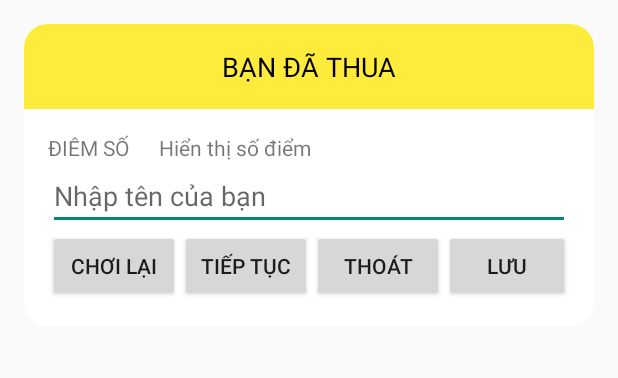
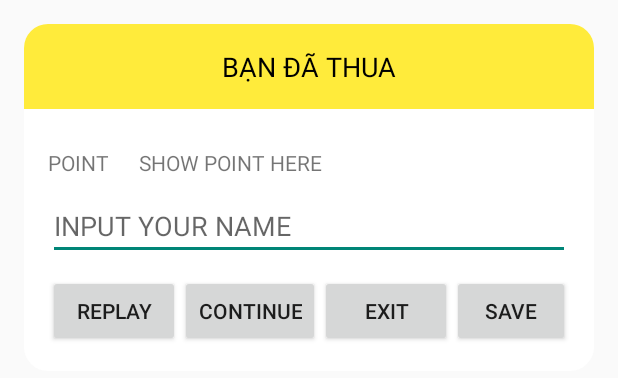
Before and after one commit to GNCTT/FallTillDie_1.0, an Android app: the layout dialog_layout.xml on its own in the app's theme, with its tools: preview values and no code run, on a phone screen of 412 x 824 dp. Shown: the top 378 px of the screen. Run offline under Robolectric (Android 15) with nearby library versions, the light colour scheme and no system bars.

Commit message:
chinh sua thong bao ket thuc game

```diff
--- a/app/src/main/java/com/example/falltilldie_10/MainActivity.java
+++ b/app/src/main/java/com/example/falltilldie_10/MainActivity.java
@@ -112,14 +112,13 @@ public class MainActivity extends AppCompatActivity {
                 //Dat tat diem bang 1000
                 try {
                     playerHightCore = new PlayerHightCore(namePlayer, 1000);
-                    Toast.makeText(MainActivity.this, playerHightCore.toString(), Toast.LENGTH_SHORT).show();
                 } catch (Exception e) {
-                    Toast.makeText(MainActivity.this, "ERROR", Toast.LENGTH_SHORT).show();
                     playerHightCore = new PlayerHightCore("Unknow", 0);
                 }
                 DatabaseHelper dataBaseHelper = new DatabaseHelper(MainActivity.this);
                 boolean success = dataBaseHelper.addOne(playerHightCore);
                 Log.d("check", String.valueOf(success));
+                dialog.cancel();
             }
         });
     }
--- a/app/src/main/res/layout/dialog_layout.xml
+++ b/app/src/main/res/layout/dialog_layout.xml
@@ -24,6 +24,7 @@
         android:padding="16dp">
 
         <LinearLayout
+            android:layout_marginTop="10dp"
             android:layout_width="wrap_content"
             android:layout_height="match_parent"
             android:weightSum="2"
@@ -32,7 +33,7 @@
                 android:layout_weight="1"
                 android:layout_width="match_parent"
                 android:layout_height="wrap_content"
-                android:text="ĐIÊM SỐ">
+                android:text="POINT">
             </TextView>
 
             <!--        CHõ này để hiển thị điểm vừa chơi-->
@@ -41,51 +42,45 @@
                 android:layout_weight="1"
                 android:layout_width="match_parent"
                 android:layout_height="wrap_content"
-                android:text="Hiển thị số điểm">
+                android:text="SHOW POINT HERE">
             </TextView>
         </LinearLayout>
 
         <EditText
+            android:layout_marginTop="10dp"
             android:id="@+id/etPlayerName"
             android:layout_width="match_parent"
             android:layout_height="wrap_content"
-            android:hint="Nhập tên của bạn"></EditText>
+            android:hint="INPUT YOUR NAME"></EditText>
 
         <LinearLayout
+            android:layout_marginTop="10dp"
             android:layout_width="match_parent"
             android:layout_height="wrap_content">
             <Button
                 android:id="@+id/btn_replay"
                 android:layout_width="wrap_content"
                 android:layout_height="wrap_content"
-                android:text="Chơi lại"/>
+                android:text="REPLAY"/>
 
             <Button
                 android:id="@+id/btn_continue"
                 android:layout_width="wrap_content"
                 android:layout_height="wrap_content"
-                android:text="Tiếp tục"/>
+                android:text="CONTINUE"/>
 
             <Button
                 android:id="@+id/btn_exit"
                 android:layout_width="wrap_content"
                 android:layout_height="wrap_content"
-                android:text="Thoát"/>
+                android:text="EXIT"/>
 
             <Button
                 android:layout_width="wrap_content"
                 android:layout_height="wrap_content"
-                android:text="Lưu"
+                android:text="SAVE"
                 android:id="@+id/btn_savePoint"/>
 
         </LinearLayout>
-
-<!--        Hiển thị top 5 người chơi điểm cao nhất-->
-        <ListView
-            android:id="@+id/lv_topScore"
-            android:layout_width="match_parent"
-            android:layout_height="wrap_content" />
-
     </LinearLayout>
-
 </LinearLayout>
```
